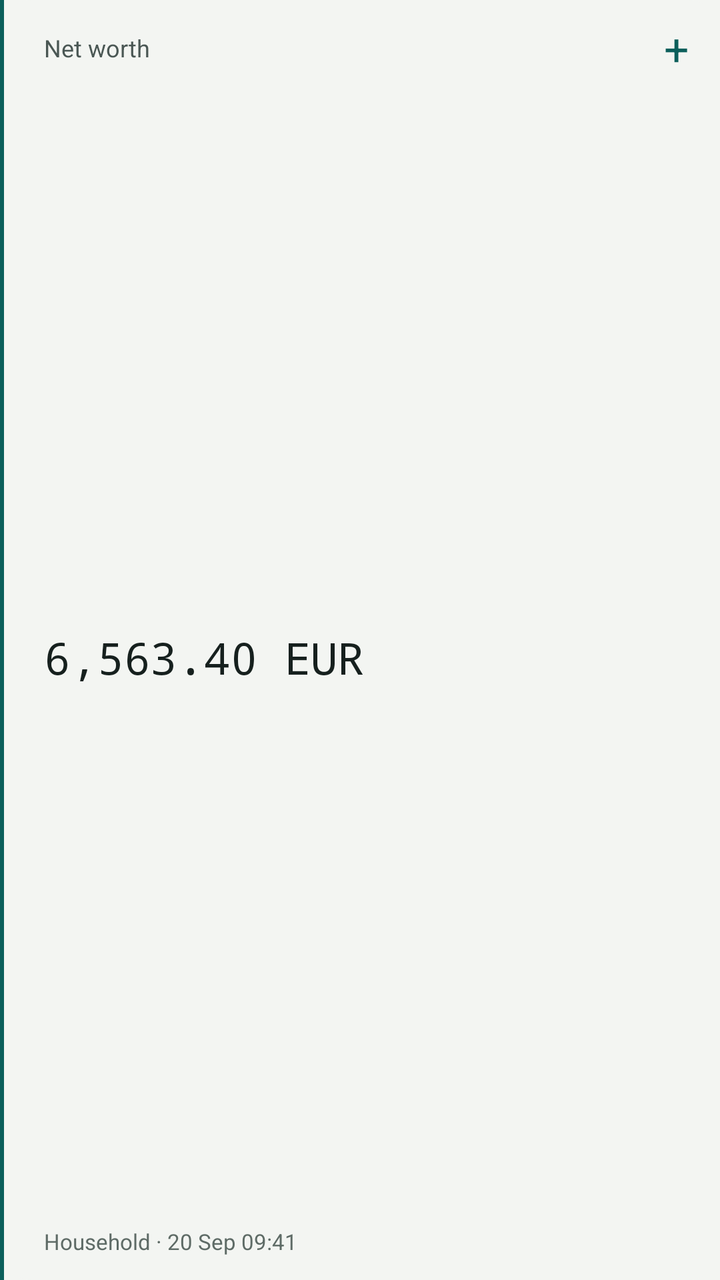
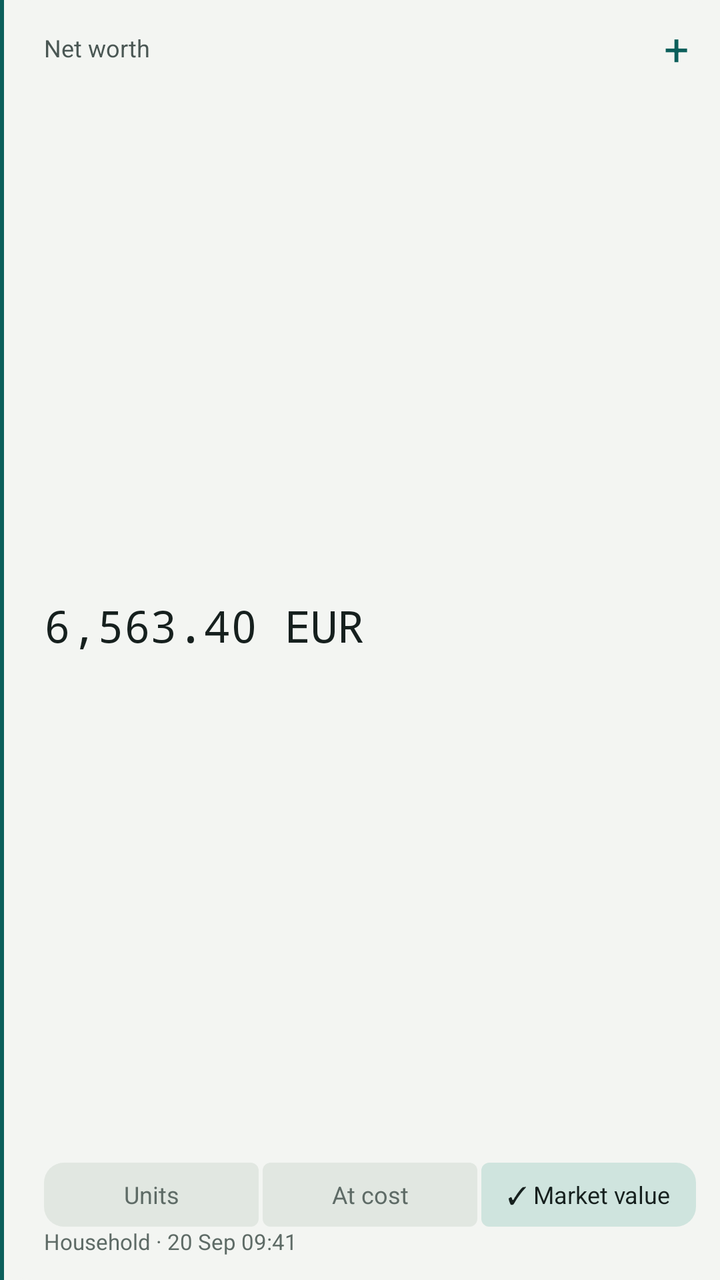

An Android layout rendered at two revisions. The XML below is the earlier revision; the diff shows what the commit changed to produce the second picture.
<!-- AndroidManifest.xml: application theme Theme.Beancount -->
<!-- res/layout/widget_preview_networth.xml -->
<?xml version="1.0" encoding="utf-8"?>
<FrameLayout xmlns:android="http://schemas.android.com/apk/res/android"
    xmlns:tools="http://schemas.android.com/tools"
    android:id="@+id/widget_root"
    android:layout_width="match_parent"
    android:layout_height="match_parent">

    <ImageView
        android:id="@+id/widget_paper"
        android:layout_width="match_parent"
        android:layout_height="match_parent"
        android:scaleType="fitXY"
        android:importantForAccessibility="no"
        android:src="@drawable/widget_paper"
        android:tint="@color/widget_surface"
        tools:ignore="UseAppTint" />

    <LinearLayout
        android:layout_width="match_parent"
        android:layout_height="match_parent"
        android:orientation="horizontal">

        <ImageView
            android:id="@+id/widget_rule"
            android:layout_width="2dp"
            android:layout_height="match_parent"
            android:scaleType="fitXY"
            android:importantForAccessibility="no"
            android:src="@drawable/widget_rule"
            android:tint="@color/widget_rule"
            tools:ignore="UseAppTint" />

        <LinearLayout
            android:layout_width="match_parent"
            android:layout_height="match_parent"
            android:orientation="vertical"
            android:paddingTop="4dp"
            android:paddingBottom="12dp"
            android:paddingStart="20dp"
            android:paddingLeft="20dp">

            <LinearLayout
                android:layout_width="match_parent"
                android:layout_height="wrap_content"
                android:gravity="center_vertical"
                android:orientation="horizontal">

                <TextView
                    android:id="@+id/widget_label"
                    android:layout_width="0dp"
                    android:layout_height="wrap_content"
                    android:layout_weight="1"
                    android:maxLines="1"
                    android:ellipsize="end"
                    android:textSize="12sp"
                    android:text="Net worth"
                    android:textColor="@color/widget_label" />

                <TextView
                    android:id="@+id/widget_add"
                    android:layout_width="44dp"
                    android:layout_height="40dp"
                    android:gravity="center"
                    android:text="+"
                    android:textSize="22sp"
                    android:contentDescription="Add an entry"
                    android:textColor="@color/widget_rule" />
            </LinearLayout>

            <TextView
                android:id="@+id/widget_value"
                android:layout_width="match_parent"
                android:layout_height="0dp"
                android:layout_weight="1"
                android:paddingEnd="12dp"
                android:paddingRight="12dp"
                android:gravity="center_vertical"
                android:maxLines="2"
                android:ellipsize="end"
                android:textSize="22sp"
                android:autoSizeTextType="uniform"
                android:autoSizeMinTextSize="11sp"
                android:autoSizeMaxTextSize="22sp"
                android:autoSizeStepGranularity="1sp"
                android:fontFamily="monospace"
                android:text="6,563.40 EUR"
                android:textColor="@color/widget_value" />

            <TextView
                android:id="@+id/widget_footnote"
                android:layout_width="match_parent"
                android:layout_height="wrap_content"
                android:paddingEnd="12dp"
                android:paddingRight="12dp"
                android:maxLines="1"
                android:ellipsize="end"
                android:textSize="11sp"
                android:text="Household · 20 Sep 09:41"
                android:textColor="@color/widget_footnote" />

        </LinearLayout>
    </LinearLayout>
</FrameLayout>
<!-- resources referenced by this layout -->
<resources>
  <color name="widget_footnote">#5E6B66</color>
  <color name="widget_label">#4A5754</color>
  <color name="widget_rule">#0B5F5B</color>
  <color name="widget_surface">#F3F5F2</color>
  <color name="widget_value">#16201E</color>
  <!-- drawable widget_paper (drawable) -->
  <?xml version="1.0" encoding="utf-8"?>
  <shape xmlns:android="http://schemas.android.com/apk/res/android" android:shape="rectangle">
      <corners android:radius="16dp" />
      <solid android:color="#FFFFFFFF" />
  </shape>
  <!-- drawable widget_rule (drawable) -->
  <?xml version="1.0" encoding="utf-8"?>
  <shape xmlns:android="http://schemas.android.com/apk/res/android" android:shape="rectangle">
      <solid android:color="#FFFFFFFF" />
  </shape>
  <style name="Theme.Beancount" parent="android:Theme.Material.Light.NoActionBar">
          <item name="android:windowBackground">@color/window_background</item>
      </style>
  <color name="window_background">#F3F5F2</color>
</resources>

<!-- the commit's change to res/layout/widget_preview_networth.xml (unified diff, before → after) -->
@@ -86,6 +86,88 @@
                 android:text="6,563.40 EUR"
                 android:textColor="@color/widget_value" />
 
+            
+            <LinearLayout
+                android:layout_width="match_parent"
+                android:layout_height="wrap_content"
+                android:orientation="horizontal"
+                android:paddingEnd="12dp"
+                android:paddingRight="12dp">
+
+                <FrameLayout
+                    android:layout_width="0dp"
+                    android:layout_height="32dp"
+                    android:layout_weight="1"
+                    android:layout_marginLeft="0dp"
+                    android:layout_marginStart="0dp">
+
+                    <ImageView
+                        android:layout_width="match_parent"
+                        android:layout_height="match_parent"
+                        android:scaleType="fitXY"
+                        android:importantForAccessibility="no"
+                        android:src="@drawable/widget_segment_start"
+                        android:tint="@color/widget_segment"
+                        tools:ignore="UseAppTint" />
+
+                    <TextView
+                        android:layout_width="match_parent"
+                        android:layout_height="match_parent"
+                        android:gravity="center"
+                        android:textSize="12sp"
+                        android:text="Units"
+                        android:textColor="@color/widget_footnote" />
+                </FrameLayout>
+                <FrameLayout
+                    android:layout_width="0dp"
+                    android:layout_height="32dp"
+                    android:layout_weight="1"
+                    android:layout_marginLeft="2dp"
+                    android:layout_marginStart="2dp">
+
+                    <ImageView
+                        android:layout_width="match_parent"
+                        android:layout_height="match_parent"
+                        android:scaleType="fitXY"
+                        android:importantForAccessibility="no"
+                        android:src="@drawable/widget_segment_middle"
+                        android:tint="@color/widget_segment"
+                        tools:ignore="UseAppTint" />
+
+                    <TextView
+                        android:layout_width="match_parent"
+                        android:layout_height="match_parent"
+                        android:gravity="center"
+                        android:textSize="12sp"
+                        android:text="At cost"
+                        android:textColor="@color/widget_footnote" />
+                </FrameLayout>
+                <FrameLayout
+                    android:layout_width="0dp"
+                    android:layout_height="32dp"
+                    android:layout_weight="1"
+                    android:layout_marginLeft="2dp"
+                    android:layout_marginStart="2dp">
+
+                    <ImageView
+                        android:layout_width="match_parent"
+                        android:layout_height="match_parent"
+                        android:scaleType="fitXY"
+                        android:importantForAccessibility="no"
+                        android:src="@drawable/widget_segment_end"
+                        android:tint="@color/widget_segment_on"
+                        tools:ignore="UseAppTint" />
+
+                    <TextView
+                        android:layout_width="match_parent"
+                        android:layout_height="match_parent"
+                        android:gravity="center"
+                        android:textSize="12sp"
+                        android:text="✓ Market value"
+                        android:textColor="@color/widget_value" />
+                </FrameLayout>
+            </LinearLayout>
+
             <TextView
                 android:id="@+id/widget_footnote"
                 android:layout_width="match_parent"
<!-- resource entries referenced after the edit -->
@@ -3,6 +3,8 @@
   <color name="widget_footnote">#5E6B66</color>
   <color name="widget_label">#4A5754</color>
   <color name="widget_rule">#0B5F5B</color>
+  <color name="widget_segment">#E1E7E1</color>
+  <color name="widget_segment_on">#CFE4DE</color>
   <color name="widget_surface">#F3F5F2</color>
   <color name="widget_value">#16201E</color>
   <!-- drawable widget_paper (drawable) -->
@@ -16,6 +18,36 @@
   <shape xmlns:android="http://schemas.android.com/apk/res/android" android:shape="rectangle">
       <solid android:color="#FFFFFFFF" />
   </shape>
+  <!-- drawable widget_segment_end (drawable) -->
+  <?xml version="1.0" encoding="utf-8"?>
+  <shape xmlns:android="http://schemas.android.com/apk/res/android" android:shape="rectangle">
+      <solid android:color="#FFFFFFFF" />
+      <corners
+          android:topLeftRadius="4dp"
+          android:bottomLeftRadius="4dp"
+          android:topRightRadius="10dp"
+          android:bottomRightRadius="10dp" />
+  </shape>
+  <!-- drawable widget_segment_middle (drawable) -->
+  <?xml version="1.0" encoding="utf-8"?>
+  <shape xmlns:android="http://schemas.android.com/apk/res/android" android:shape="rectangle">
+      <solid android:color="#FFFFFFFF" />
+      <corners
+          android:topLeftRadius="4dp"
+          android:bottomLeftRadius="4dp"
+          android:topRightRadius="4dp"
+          android:bottomRightRadius="4dp" />
+  </shape>
+  <!-- drawable widget_segment_start (drawable) -->
+  <?xml version="1.0" encoding="utf-8"?>
+  <shape xmlns:android="http://schemas.android.com/apk/res/android" android:shape="rectangle">
+      <solid android:color="#FFFFFFFF" />
+      <corners
+          android:topLeftRadius="10dp"
+          android:bottomLeftRadius="10dp"
+          android:topRightRadius="4dp"
+          android:bottomRightRadius="4dp" />
+  </shape>
   <style name="Theme.Beancount" parent="android:Theme.Material.Light.NoActionBar">
           <item name="android:windowBackground">@color/window_background</item>
       </style>
